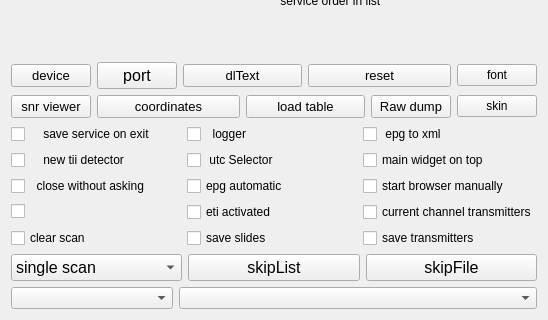
This is qt-dab-s6/forms-v6/config-helper.ui in JvanKatwijk/qt-dab as Qt 5 draws it before an edit; both pictures show x 0 to 548 and y 144 to 464 of the 548 by 464 pixel window. The edited form follows.
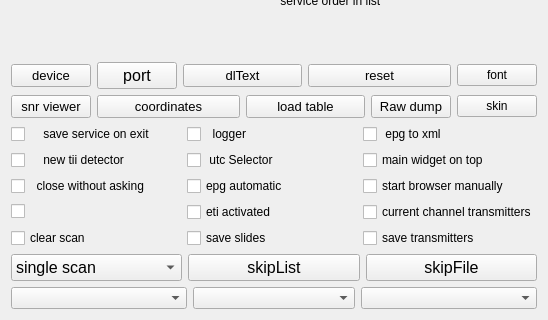
This is the edited form. Custom widgets are drawn as their Qt base class.

```diff
--- a/qt-dab-s6/forms-v6/config-helper.ui
+++ b/qt-dab-s6/forms-v6/config-helper.ui
@@ -488,6 +488,13 @@
    </item>
    <item>
     <layout class="QHBoxLayout" name="horizontalLayout_3">
+     <item>
+      <widget class="smallComboBox" name="decoderSelector">
+       <property name="toolTip">
+        <string>&lt;html&gt;&lt;head/&gt;&lt;body&gt;&lt;p&gt;Decoder selector. Just as an experiment three (almost similar) approaches to map de decoded carriers onto bits are implemented. The default one is based on the geometrical distance between the complex value (normalized to an amplitude 1, and considered as a dot in a plane) and the centerpoint in that plane. The other two use the offset of the &amp;quot;arg&amp;quot; of the value tot PI/4 (all seen in quadrant 1), the larger the offset, the smaller the soft bit value. &lt;/p&gt;&lt;p&gt;The difference between the two is that the first one takes the measured value of the current carrier value, while the second one looks at the average corner value of that carrier.&lt;/p&gt;&lt;p&gt;&lt;br/&gt;&lt;/p&gt;&lt;/body&gt;&lt;/html&gt;</string>
+       </property>
+      </widget>
+     </item>
      <item>
       <widget class="smallComboBox" name="streamoutSelector">
        <property name="maximumSize">
```
